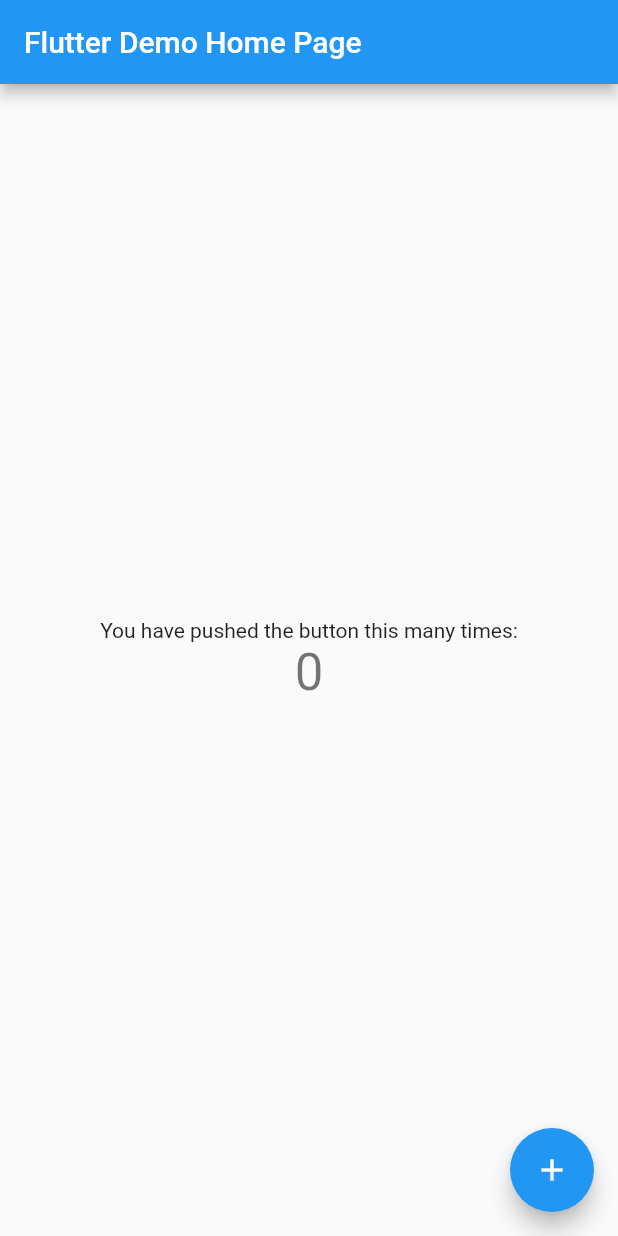
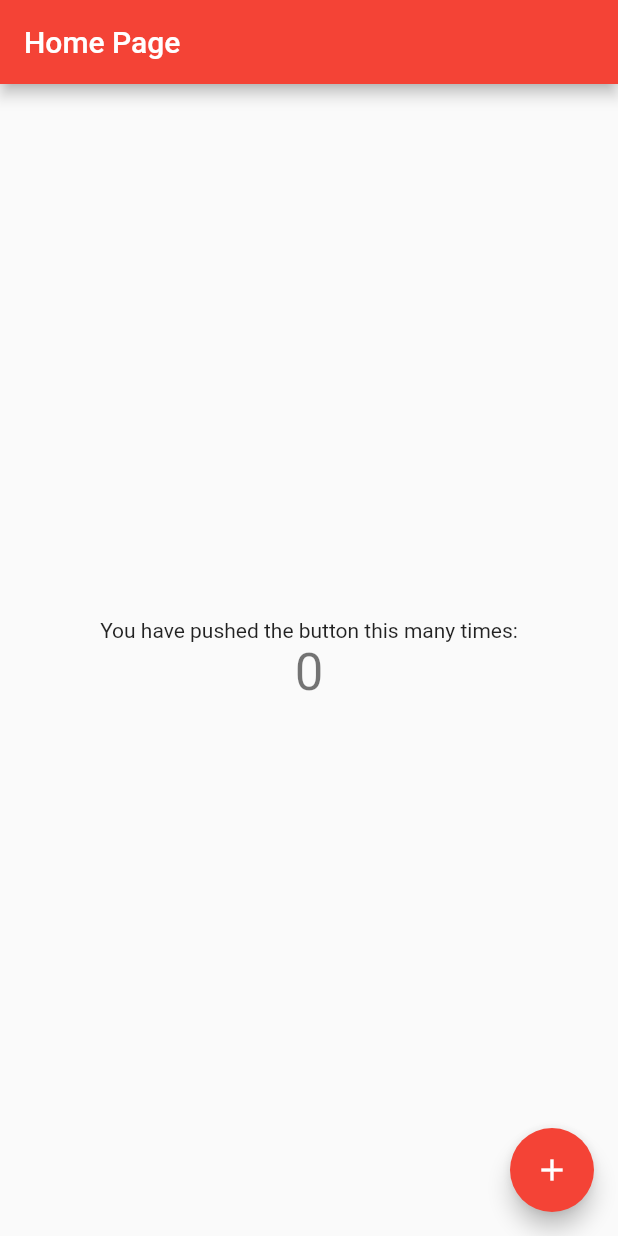
Before and after one commit to abMasum28/FlutterFirst, a Flutter app: the screen it shows after launch, on a phone screen of 412 x 824 dp. Run offline on Flutter 3.47's test engine with Material 2 defaults, Android fonts, the phone set to English and light mode, and no system bars.

Commit message:
color change

```diff
--- a/lib/main.dart
+++ b/lib/main.dart
@@ -5,7 +5,7 @@ void main() {
 }
 
 class MyApp extends StatelessWidget {
-  const MyApp({Key? key}) : super(key: key);
+  const MyApp({Key key}) : super(key: key);
 
   // This widget is the root of your application.
   @override
@@ -22,15 +22,15 @@ class MyApp extends StatelessWidget {
         // or simply save your changes to "hot reload" in a Flutter IDE).
         // Notice that the counter didn't reset back to zero; the application
         // is not restarted.
-        primarySwatch: Colors.blue,
+        primarySwatch: Colors.red,
       ),
-      home: const MyHomePage(title: 'Flutter Demo Home Page'),
+      home: const MyHomePage(title: 'Home Page'),
     );
   }
 }
 
 class MyHomePage extends StatefulWidget {
-  const MyHomePage({Key? key, required this.title}) : super(key: key);
+  const MyHomePage({Key key,  this.title}) : super(key: key);
 
   // This widget is the home page of your application. It is stateful, meaning
   // that it has a State object (defined below) that contains fields that affect
--- a/pubspec.yaml
+++ b/pubspec.yaml
@@ -18,7 +18,7 @@ publish_to: 'none' # Remove this line if you wish to publish to pub.dev
 version: 1.0.0+1
 
 environment:
-  sdk: ">=2.16.1 <3.0.0"
+  sdk: ">=2.7.0 <3.0.0"
 
 # Dependencies specify other packages that your package needs in order to work.
 # To automatically upgrade your package dependencies to the latest versions
```
Also changed, not shown: pubspec.lock.
